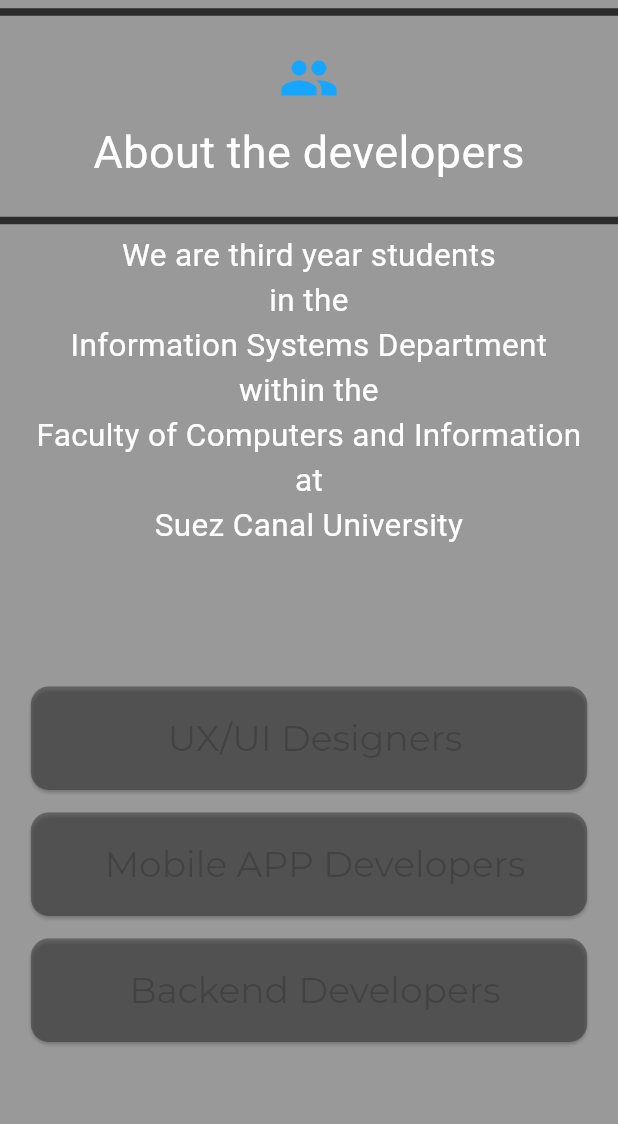
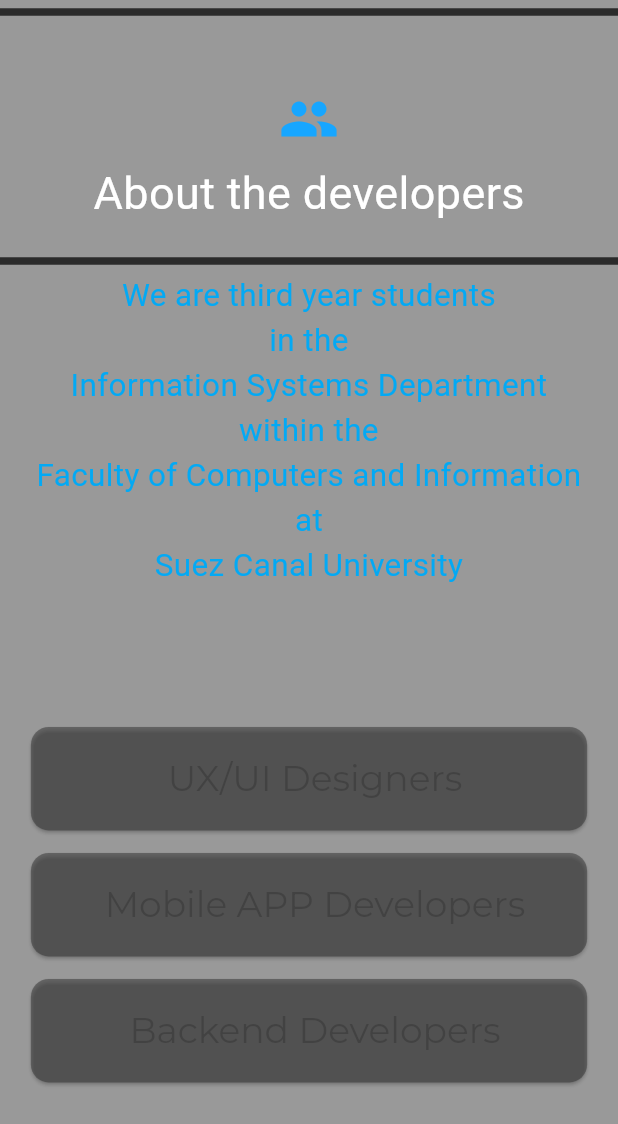
Before and after one commit to amolakamel/fci, a Flutter app: the DeveloperPage screen opened by its route, on a phone screen of 412 x 824 dp. Shown: the top 1124 px of the screen. Run offline on Flutter 3.47's test engine with Material 3 defaults, Android fonts, the phone set to English and light mode, and no system bars; our stand-ins replace dartz, dio, file_picker, flutter_bloc, flutter_svg, freezed_annotation and 6 more; accounts and stored records are empty; generated files the repository leaves out were written again.

Commit message:
edit sizes in about and developer

```diff
--- a/lib/presentation/about_view/about_view.dart
+++ b/lib/presentation/about_view/about_view.dart
@@ -21,6 +21,7 @@
       backgroundColor: ColorManager.gray,
       body: SingleChildScrollView(
         child: Column(
+
           mainAxisAlignment: MainAxisAlignment.start,
           crossAxisAlignment: CrossAxisAlignment.stretch,
           children: [
@@ -32,6 +33,9 @@
               padding: const EdgeInsets.all(16.0),
               child: Column(
                 children: [
+                  const SizedBox(
+                  height: 27,
+                    ),
                   Icon(
                     Icons.people,
                     color: ColorManager.lightBlue,
@@ -64,7 +68,7 @@
                     : AppStrings.developersInfo,
                 style: TextStyle(
                   fontSize: 21, // Changed text size to 21
-                  color: Colors.white,
+                  color: Colors.lightBlue,
                 ),
                 textAlign: TextAlign.center,
               ),
--- a/lib/presentation/material/view/material_view.dart
+++ b/lib/presentation/material/view/material_view.dart
@@ -41,6 +41,9 @@
         decoration: ColorManager.backGroundColor(),
         child: Column(
           children: [
+               const SizedBox(
+                  height: 27,
+                    ),
             Row(
               mainAxisAlignment: MainAxisAlignment.center,
               crossAxisAlignment: CrossAxisAlignment.center,
--- a/lib/presentation/resources/strings_manager.dart
+++ b/lib/presentation/resources/strings_manager.dart
@@ -50,9 +50,9 @@
   static const exit = "Exit";
   static const sure = "Are you sure you want exit?";
   static const developersInfo = "We are third year students\nin the\nInformation Systems Department\nwithin the\nFaculty of Computers and Information\nat\nSuez Canal University";
-  static const ui = " Ahmed Selim \n\nMahmoud Saber\n\n\n\n";
-  static const mobile = "  Ziad Waled\n\nAmal Mahmoud\n\n Nour mohamed\n\n";
-  static const back = "Ahmed Mostafa\n\n Mohamed A tef\n\nZainab Fadel\n\nHadia Mohamed";
+  static const ui = "\nAhmed Selim \n\nMahmoud Saber\n\n\n\n";
+  static const mobile = "\n Ziad Waled\n\nAmal Mahmoud\n\n Nour mohamed\n\n";
+  static const back = "\nAhmed Mostafa\n\n Mohamed A tef\n\nZainab Fadel\n\nHadia Mohamed";
   static const cancel = "Cancel";
   // static const general = "THIRD YEAR\nG E N E R A L";
 }
--- a/lib/presentation/settings/settings_view.dart
+++ b/lib/presentation/settings/settings_view.dart
@@ -134,7 +134,7 @@
 
                                   ),
                                     const SizedBox(
-                                      height: AppSize.s30,
+                                      height: AppSize.s16,
                                   ),
 
                                   ButtonBar(
```
Also changed, not shown: lib/presentation/material/view/lectures/lectures_view.dart (+5 -2 lines).
